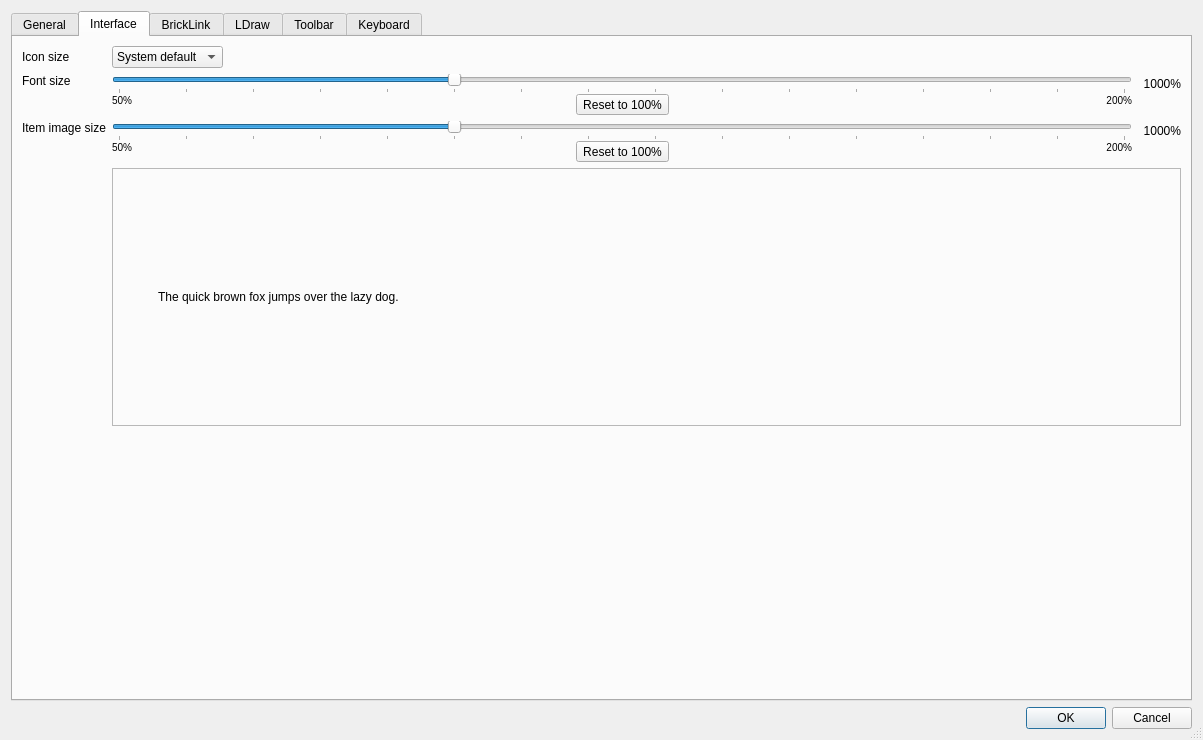
Above: src/settingsdialog.ui from rgriebl/brickstore before the change. Below: the same form after it.
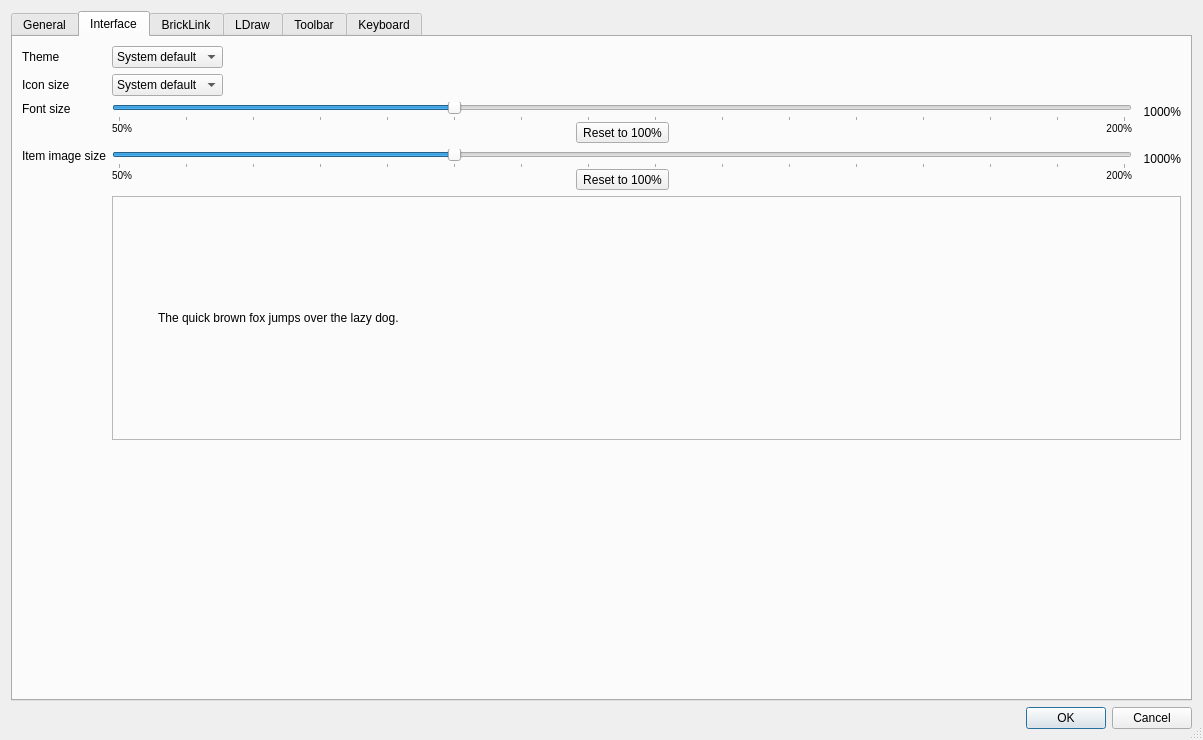
That is the form after the change. The open tabs and pages were chosen to show the change. Icons and pictures are not drawn.

Commit message: Added light and dark themes based on Qt's Fusion style for Windows and Linux

What changed in the file:
```diff
--- a/src/settingsdialog.ui
+++ b/src/settingsdialog.ui
@@ -326,14 +326,33 @@
        <property name="fieldGrowthPolicy">
         <enum>QFormLayout::ExpandingFieldsGrow</enum>
        </property>
-       <item row="0" column="0">
-        <widget class="QLabel" name="label_15">
+       <item row="1" column="0">
+        <widget class="QLabel" name="label_23">
          <property name="text">
-          <string>Icon size</string>
+          <string>Theme</string>
          </property>
         </widget>
        </item>
-       <item row="0" column="1">
+       <item row="1" column="1">
+        <widget class="QComboBox" name="w_theme">
+         <item>
+          <property name="text">
+           <string>System default</string>
+          </property>
+         </item>
+         <item>
+          <property name="text">
+           <string>Light</string>
+          </property>
+         </item>
+         <item>
+          <property name="text">
+           <string>Dark</string>
+          </property>
+         </item>
+        </widget>
+       </item>
+       <item row="2" column="1">
         <widget class="QComboBox" name="w_icon_size">
          <item>
           <property name="text">
@@ -352,7 +371,7 @@
          </item>
         </widget>
        </item>
-       <item row="1" column="0">
+       <item row="3" column="0">
         <widget class="QLabel" name="label_14">
          <property name="text">
           <string>Font size</string>
@@ -362,7 +381,7 @@
          </property>
         </widget>
        </item>
-       <item row="1" column="1">
+       <item row="3" column="1">
         <layout class="QGridLayout" name="gridLayout">
          <property name="sizeConstraint">
           <enum>QLayout::SetMaximumSize</enum>
@@ -452,7 +471,7 @@
          </item>
         </layout>
        </item>
-       <item row="2" column="0">
+       <item row="4" column="0">
         <widget class="QLabel" name="label_18">
          <property name="text">
           <string>Item image size</string>
@@ -462,7 +481,7 @@
          </property>
         </widget>
        </item>
-       <item row="2" column="1">
+       <item row="4" column="1">
         <layout class="QGridLayout" name="gridLayout_2">
          <property name="horizontalSpacing">
           <number>11</number>
@@ -549,7 +568,7 @@
          </item>
         </layout>
        </item>
-       <item row="3" column="1">
+       <item row="5" column="1">
         <widget class="QFrame" name="frame">
          <property name="sizePolicy">
           <sizepolicy hsizetype="Expanding" vsizetype="Preferred">
@@ -611,7 +630,7 @@
          </layout>
         </widget>
        </item>
-       <item row="4" column="1">
+       <item row="6" column="1">
         <spacer name="verticalSpacer_6">
          <property name="orientation">
           <enum>Qt::Vertical</enum>
@@ -627,6 +646,13 @@
          </property>
         </spacer>
        </item>
+       <item row="2" column="0">
+        <widget class="QLabel" name="label_15">
+         <property name="text">
+          <string>Icon size</string>
+         </property>
+        </widget>
+       </item>
       </layout>
      </widget>
      <widget class="QWidget" name="bricklink">
```
The commit also changes 7 other files.
